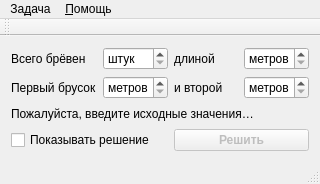
This is mainwindow.ui in Envek/EDTKW as Qt 5 draws it before an edit. The edited form follows.
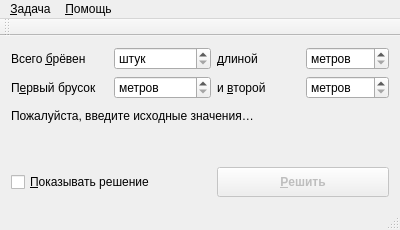
This is the edited form. Icons and pictures are not drawn.

Diff of the .ui file:
```diff
--- a/mainwindow.ui
+++ b/mainwindow.ui
@@ -6,10 +6,16 @@
    <rect>
     <x>0</x>
     <y>0</y>
-    <width>320</width>
-    <height>184</height>
+    <width>400</width>
+    <height>230</height>
    </rect>
   </property>
+  <property name="minimumSize">
+   <size>
+    <width>400</width>
+    <height>230</height>
+   </size>
+  </property>
   <property name="windowTitle">
    <string>Курсовая работа по ТПР. Новиков Андрей, 753.</string>
   </property>
@@ -25,14 +31,20 @@
     <item row="0" column="0">
      <widget class="QLabel" name="logsCountLabel">
       <property name="text">
-       <string>Всего брёвен</string>
+       <string>Всего &amp;брёвен</string>
+      </property>
+      <property name="buddy">
+       <cstring>logsCount</cstring>
       </property>
      </widget>
     </item>
     <item row="0" column="2">
      <widget class="QLabel" name="logLengthLabel">
       <property name="text">
-       <string>длиной</string>
+       <string>&amp;длиной</string>
+      </property>
+      <property name="buddy">
+       <cstring>logLength</cstring>
       </property>
      </widget>
     </item>
@@ -49,7 +61,10 @@
     <item row="1" column="0">
      <widget class="QLabel" name="firstLogLengthLabel">
       <property name="text">
-       <string>Первый брусок</string>
+       <string>П&amp;ервый брусок</string>
+      </property>
+      <property name="buddy">
+       <cstring>firstLogLength</cstring>
       </property>
      </widget>
     </item>
@@ -66,7 +81,10 @@
     <item row="1" column="2">
      <widget class="QLabel" name="secondLogLengthLabel">
       <property name="text">
-       <string>и второй</string>
+       <string>и &amp;второй</string>
+      </property>
+      <property name="buddy">
+       <cstring>secondLogLength</cstring>
       </property>
      </widget>
     </item>
@@ -80,11 +98,17 @@
       </property>
      </widget>
     </item>
-    <item row="3" column="2" colspan="2">
+    <item row="4" column="2" colspan="2">
      <widget class="QPushButton" name="solveButton">
       <property name="enabled">
        <bool>false</bool>
       </property>
+      <property name="minimumSize">
+       <size>
+        <width>150</width>
+        <height>30</height>
+       </size>
+      </property>
       <property name="font">
        <font>
         <weight>75</weight>
@@ -92,7 +116,7 @@
        </font>
       </property>
       <property name="text">
-       <string>Решить</string>
+       <string>&amp;Решить</string>
       </property>
       <property name="autoDefault">
        <bool>true</bool>
@@ -102,20 +126,46 @@
       </property>
      </widget>
     </item>
-    <item row="3" column="0" colspan="2">
+    <item row="4" column="0" colspan="2">
      <widget class="QCheckBox" name="showSolutionCheckBox">
+      <property name="minimumSize">
+       <size>
+        <width>200</width>
+        <height>0</height>
+       </size>
+      </property>
       <property name="text">
-       <string>Показывать решение</string>
+       <string>&amp;Показывать решение</string>
       </property>
      </widget>
     </item>
     <item row="2" column="0" colspan="4">
-     <widget class="QLabel" name="solutionLabel">
+     <widget class="QLabel" name="hintLabel">
       <property name="text">
        <string>Пожалуйста, введите исходные значения…</string>
       </property>
      </widget>
     </item>
+    <item row="3" column="0" colspan="4">
+     <widget class="QLabel" name="solutionLabel">
+      <property name="font">
+       <font>
+        <pointsize>18</pointsize>
+        <weight>75</weight>
+        <bold>true</bold>
+       </font>
+      </property>
+      <property name="text">
+       <string/>
+      </property>
+      <property name="textFormat">
+       <enum>Qt::PlainText</enum>
+      </property>
+      <property name="alignment">
+       <set>Qt::AlignRight|Qt::AlignTrailing|Qt::AlignVCenter</set>
+      </property>
+     </widget>
+    </item>
    </layout>
   </widget>
   <widget class="QMenuBar" name="menuBar">
@@ -123,13 +173,13 @@
     <rect>
      <x>0</x>
      <y>0</y>
-     <width>320</width>
-     <height>20</height>
+     <width>400</width>
+     <height>22</height>
     </rect>
    </property>
    <widget class="QMenu" name="menuTask">
     <property name="title">
-     <string>За&amp;дача</string>
+     <string>&amp;Задача</string>
     </property>
     <addaction name="actionSolve"/>
     <addaction name="actionDefaultValues"/>
```
Left out of the diff: 110 changed lines with no effect on the pictures.
